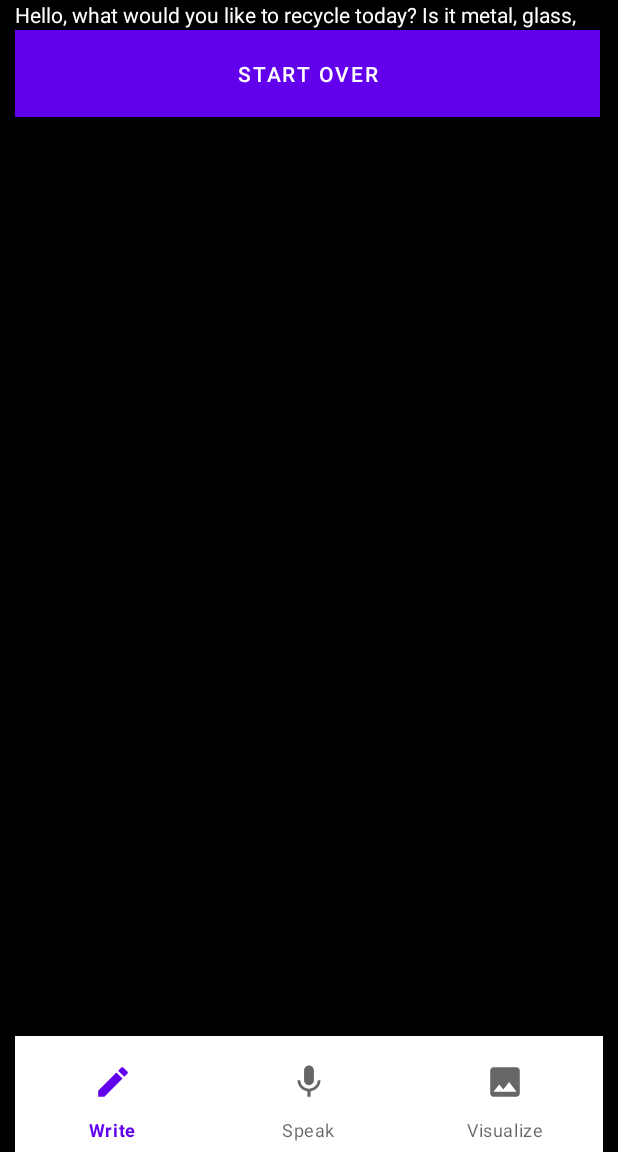
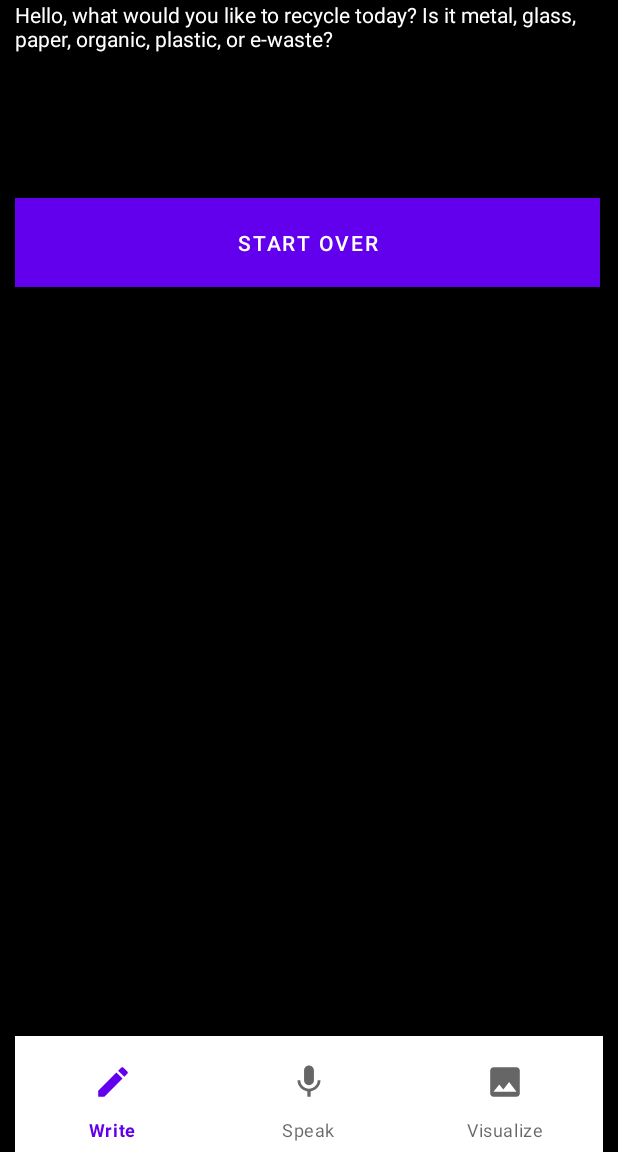
Before and after one commit to LuvWasTaken/GuiltyRecycling, an Android app: the VoiceActivity screen opened directly, with no data from a screen before it, on a phone screen of 412 x 824 dp, the part 84-1236 px from its top. Run offline under Robolectric (Android 15) with nearby library versions, the phone set to English and light mode, and no system bars.

Commit message:
fixed voice layout

```diff
--- a/app/src/main/res/layout/voice_activity.xml
+++ b/app/src/main/res/layout/voice_activity.xml
@@ -23,15 +23,15 @@
         <TextView
             android:id="@+id/displayText"
             android:layout_width="match_parent"
-            android:layout_height="655dp"
+            android:layout_height="132dp"
             android:text="Welcome!"
             android:textColor="#FFFFFF" />
 
         <Button
             android:id="@+id/ButtonRecord"
             android:layout_width="390dp"
-            android:layout_height="58dp"
-            android:layout_marginTop="20dp"
+            android:layout_height="59dp"
+            android:layout_marginTop="132dp"
             android:background="#4d4d4d"
             android:onClick="recordSpeech"
             android:text="@string/buttonRecord"
```
